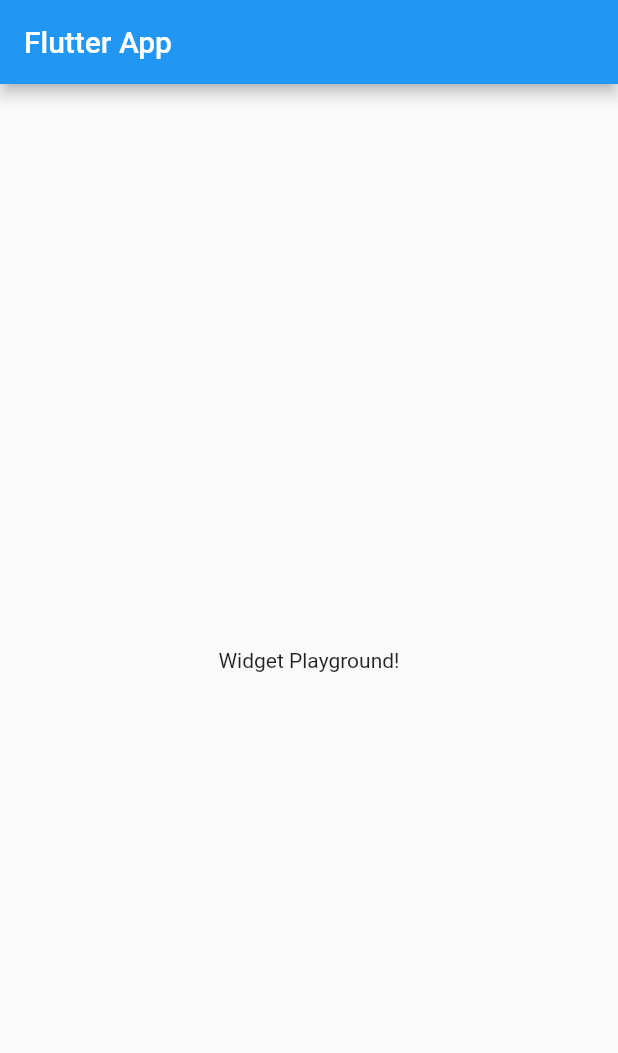
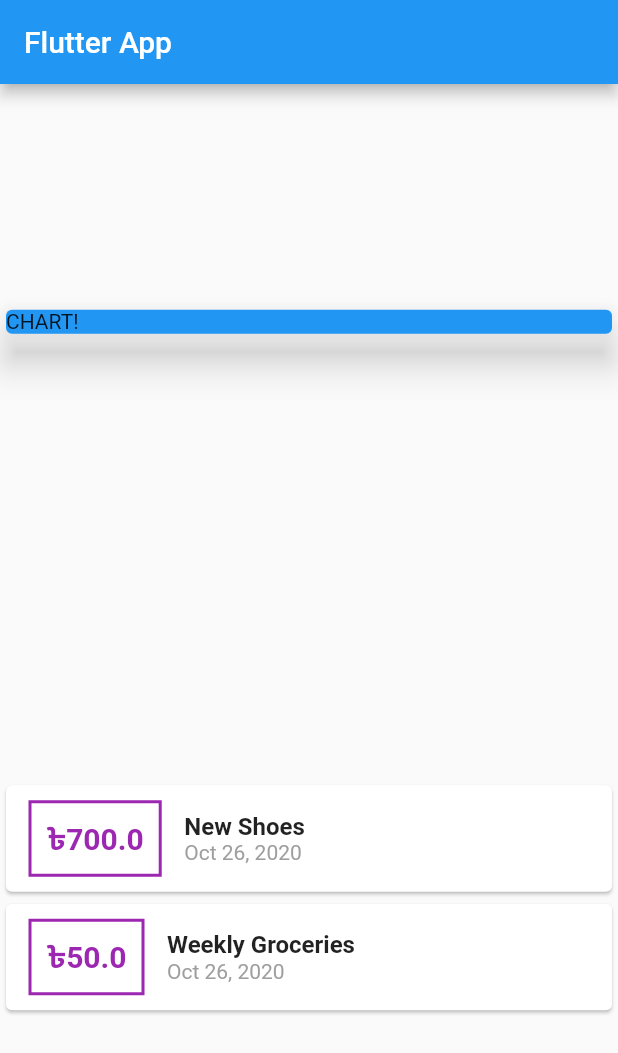
Before and after one commit to JafarSadikGhub/FlutterDevelopment, a Flutter app: the screen it shows after launch, on a phone screen of 412 x 824 dp. Shown: the top 1053 px of the screen. Run offline on Flutter 3.47's test engine with Material 2 defaults, Android fonts, the phone set to English and light mode, and no system bars.

Commit message:
added some styling on main.dart

```diff
--- a/daily_expense_app/lib/main.dart
+++ b/daily_expense_app/lib/main.dart
@@ -1,4 +1,6 @@
+import './transaction.dart';
 import 'package:flutter/material.dart';
+import 'package:intl/intl.dart';
 
 void main() {
   runApp(MyApp());
@@ -16,17 +18,90 @@ class MyApp extends StatelessWidget {
 }
 
 class MyHomePage extends StatelessWidget {
+  final List<Transaction> transactions = [
+    Transaction(
+      id: '001',
+      title: 'New Shoes',
+      amount: 700,
+      date: DateTime.now(),
+    ),
+    Transaction(
+      id: '002',
+      title: 'Weekly Groceries',
+      amount: 50,
+      date: DateTime.now(),
+    ),
+  ];
   @override
-  Widget build(BuildContext context)
-  {
+  Widget build(BuildContext context) {
     return Scaffold(
       appBar: AppBar(
         title: Text('Flutter App'),
       ),
-      body: Center(
-        child: Text('Widget Playground!'),
+      body: Column(
+        mainAxisAlignment: MainAxisAlignment.spaceAround,
+        crossAxisAlignment: CrossAxisAlignment.stretch,
+        children: <Widget>[
+          Container(
+            width: double.infinity,
+            child: Card(
+              color: Colors.blue,
+              child: Text('CHART!'),
+              elevation: 10,
+            ),
+          ),
+          Column(
+            children: transactions.map((tx) {
+              return Card(
+                //color: Colors.red,
+                child: Row(
+                  children: <Widget>[
+                    Container(
+                      margin: EdgeInsets.symmetric(
+                        vertical: 10,
+                        horizontal: 15,
+                      ),
+                      decoration: BoxDecoration(
+                        border: Border.all(
+                          color: Colors.purple,
+                          width: 2,
+                        ),
+                      ),
+                      padding: EdgeInsets.all(10),
+                      child: Text(
+                        '\৳${tx.amount}', //String interpolation
+                        style: TextStyle(
+                          fontWeight: FontWeight.bold,
+                          fontSize: 20,
+                          color: Colors.purple,
+                        ),
+                      ),
+                    ),
+                    Column(
+                      crossAxisAlignment: CrossAxisAlignment.start,
+                      children: <Widget>[
+                        Text(
+                          tx.title,
+                          style: TextStyle(
+                            fontSize: 16,
+                            fontWeight: FontWeight.bold,
+                          ),
+                        ),
+                        Text(
+                          DateFormat('MMM dd, y').format(tx.date),
+                          style: TextStyle(
+                            color: Colors.grey,
+                          ),
+                        ),
+                      ],
+                    )
+                  ],
+                ),
+              );
+            }).toList(),
+          )
+        ],
       ),
     );
   }
-
-  }
+}
--- /dev/null
+++ b/daily_expense_app/lib/transaction.dart
@@ -0,0 +1,14 @@
+import 'package:flutter/foundation.dart';
+class Transaction {
+  final String id;
+  final String title;
+  final double amount;
+  final DateTime date;
+//Curly braces for named argument
+  Transaction({
+    @required this.id,
+    @required this.title,
+    @required this.amount,
+    @required this.date,
+  });
+}
--- a/daily_expense_app/pubspec.yaml
+++ b/daily_expense_app/pubspec.yaml
@@ -23,6 +23,7 @@ environment:
 dependencies:
   flutter:
     sdk: flutter
+  intl: ^0.16.1
 
 
   # The following adds the Cupertino Icons font to your application.
```
Also changed, not shown: daily_expense_app/pubspec.lock, 1 other file.
